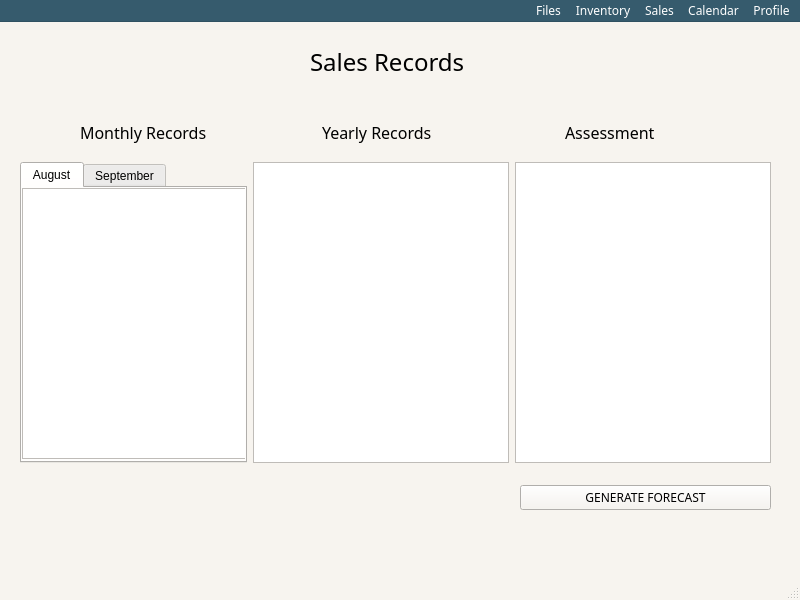
Above: sales.ui from ongchangco/Economystique2 before the change. Below: the same form after it.
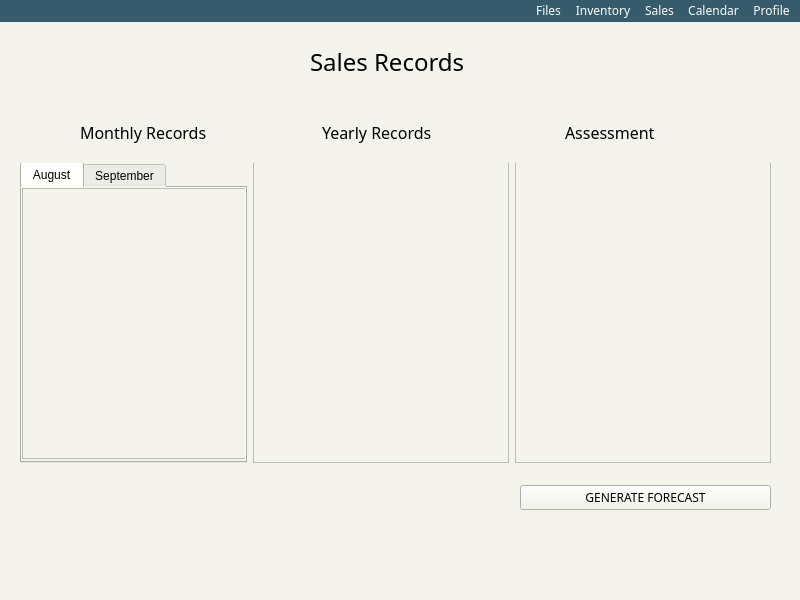
That is the form after the change.

Commit message: changed colors for the user interfaces

What changed in the file:
```diff
--- a/sales.ui
+++ b/sales.ui
@@ -25,9 +25,9 @@
      <colorrole role="Button">
       <brush brushstyle="SolidPattern">
        <color alpha="255">
-        <red>247</red>
+        <red>244</red>
         <green>244</green>
-        <blue>239</blue>
+        <blue>236</blue>
        </color>
       </brush>
      </colorrole>
@@ -97,18 +97,18 @@
      <colorrole role="Base">
       <brush brushstyle="SolidPattern">
        <color alpha="255">
-        <red>255</red>
-        <green>255</green>
-        <blue>255</blue>
+        <red>244</red>
+        <green>244</green>
+        <blue>236</blue>
        </color>
       </brush>
      </colorrole>
      <colorrole role="Window">
       <brush brushstyle="SolidPattern">
        <color alpha="255">
-        <red>247</red>
+        <red>244</red>
         <green>244</green>
-        <blue>239</blue>
+        <blue>236</blue>
        </color>
       </brush>
      </colorrole>
@@ -162,9 +162,9 @@
      <colorrole role="Button">
       <brush brushstyle="SolidPattern">
        <color alpha="255">
-        <red>247</red>
+        <red>244</red>
         <green>244</green>
-        <blue>239</blue>
+        <blue>236</blue>
        </color>
       </brush>
      </colorrole>
@@ -234,18 +234,18 @@
      <colorrole role="Base">
       <brush brushstyle="SolidPattern">
        <color alpha="255">
-        <red>255</red>
-        <green>255</green>
-        <blue>255</blue>
+        <red>244</red>
+        <green>244</green>
+        <blue>236</blue>
        </color>
       </brush>
      </colorrole>
      <colorrole role="Window">
       <brush brushstyle="SolidPattern">
        <color alpha="255">
-        <red>247</red>
+        <red>244</red>
         <green>244</green>
-        <blue>239</blue>
+        <blue>236</blue>
        </color>
       </brush>
      </colorrole>
@@ -290,18 +290,18 @@
      <colorrole role="WindowText">
       <brush brushstyle="SolidPattern">
        <color alpha="255">
-        <red>123</red>
-        <green>122</green>
-        <blue>119</blue>
+        <red>0</red>
+        <green>0</green>
+        <blue>0</blue>
        </color>
       </brush>
      </colorrole>
      <colorrole role="Button">
       <brush brushstyle="SolidPattern">
        <color alpha="255">
-        <red>247</red>
+        <red>244</red>
         <green>244</green>
-        <blue>239</blue>
+        <blue>236</blue>
        </color>
       </brush>
      </colorrole>
@@ -344,9 +344,9 @@
      <colorrole role="Text">
       <brush brushstyle="SolidPattern">
        <color alpha="255">
-        <red>123</red>
-        <green>122</green>
-        <blue>119</blue>
+        <red>0</red>
+        <green>0</green>
+        <blue>0</blue>
        </color>
       </brush>
      </colorrole>
@@ -362,27 +362,27 @@
      <colorrole role="ButtonText">
       <brush brushstyle="SolidPattern">
        <color alpha="255">
-        <red>123</red>
-        <green>122</green>
-        <blue>119</blue>
+        <red>0</red>
+        <green>0</green>
+        <blue>0</blue>
        </color>
       </brush>
      </colorrole>
      <colorrole role="Base">
       <brush brushstyle="SolidPattern">
        <color alpha="255">
-        <red>247</red>
+        <red>244</red>
         <green>244</green>
-        <blue>239</blue>
+        <blue>236</blue>
        </color>
       </brush>
      </colorrole>
      <colorrole role="Window">
       <brush brushstyle="SolidPattern">
        <color alpha="255">
-        <red>247</red>
+        <red>244</red>
         <green>244</green>
-        <blue>239</blue>
+        <blue>236</blue>
        </color>
       </brush>
      </colorrole>
@@ -431,6 +431,11 @@
   <property name="layoutDirection">
    <enum>Qt::LeftToRight</enum>
   </property>
+  <property name="styleSheet">
+   <string notr="true">background: #f4f4ec;
+color: black;
+</string>
+  </property>
   <widget class="QWidget" name="centralwidget">
    <widget class="QWidget" name="verticalLayoutWidget">
     <property name="geometry">
@@ -602,7 +607,7 @@
     <rect>
      <x>0</x>
      <y>0</y>
-     <width>791</width>
+     <width>800</width>
      <height>43</height>
     </rect>
    </property>
@@ -693,9 +698,9 @@
       <colorrole role="Base">
        <brush brushstyle="SolidPattern">
         <color alpha="255">
-         <red>0</red>
-         <green>0</green>
-         <blue>0</blue>
+         <red>54</red>
+         <green>91</green>
+         <blue>109</blue>
         </color>
        </brush>
       </colorrole>
@@ -830,9 +835,9 @@
       <colorrole role="Base">
        <brush brushstyle="SolidPattern">
         <color alpha="255">
-         <red>0</red>
-         <green>0</green>
-         <blue>0</blue>
+         <red>54</red>
+         <green>91</green>
+         <blue>109</blue>
         </color>
        </brush>
       </colorrole>
@@ -886,9 +891,9 @@
       <colorrole role="WindowText">
        <brush brushstyle="SolidPattern">
         <color alpha="255">
-         <red>27</red>
-         <green>45</green>
-         <blue>54</blue>
+         <red>255</red>
+         <green>255</green>
+         <blue>255</blue>
         </color>
        </brush>
       </colorrole>
@@ -940,9 +945,9 @@
       <colorrole role="Text">
        <brush brushstyle="SolidPattern">
         <color alpha="255">
-         <red>27</red>
-         <green>45</green>
-         <blue>54</blue>
+         <red>255</red>
+         <green>255</green>
+         <blue>255</blue>
         </color>
        </brush>
       </colorrole>
@@ -958,9 +963,9 @@
       <colorrole role="ButtonText">
        <brush brushstyle="SolidPattern">
         <color alpha="255">
-         <red>27</red>
-         <green>45</green>
-         <blue>54</blue>
+         <red>255</red>
+         <green>255</green>
+         <blue>255</blue>
         </color>
        </brush>
       </colorrole>
@@ -1029,6 +1034,10 @@
    <property name="layoutDirection">
     <enum>Qt::RightToLeft</enum>
    </property>
+   <property name="styleSheet">
+    <string notr="true">background: #365b6d;
+color:white;</string>
+   </property>
    <widget class="QMenu" name="menuFiles">
     <property name="title">
      <string>Profile</string>
```
The commit also changes 7 other files.
